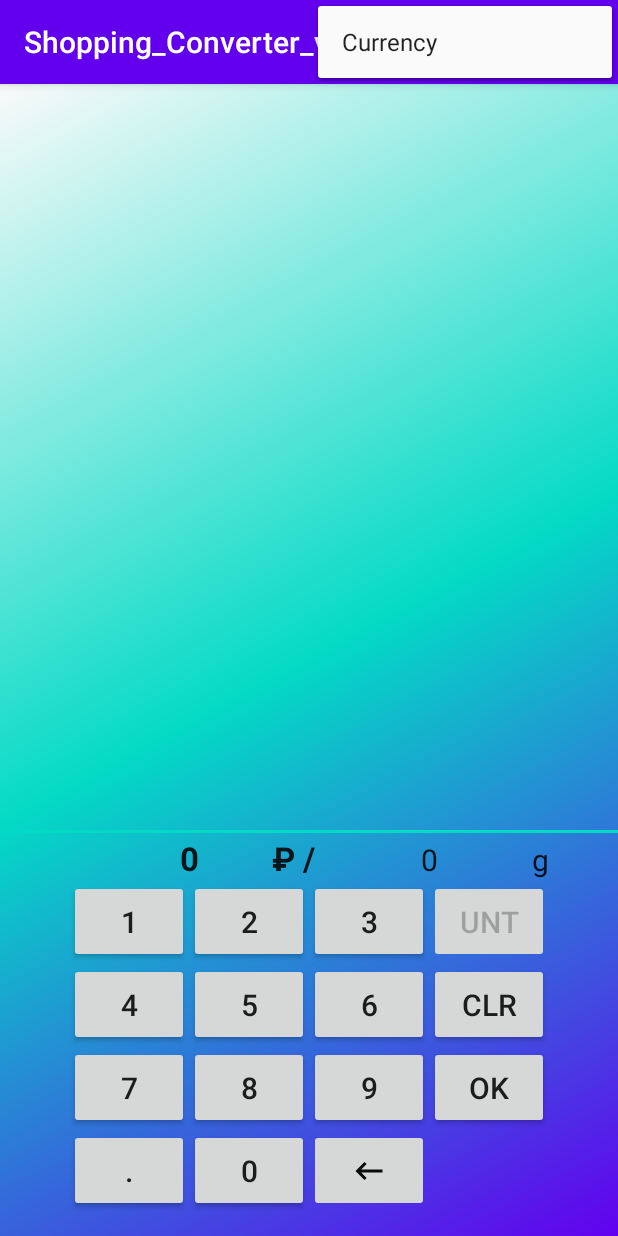
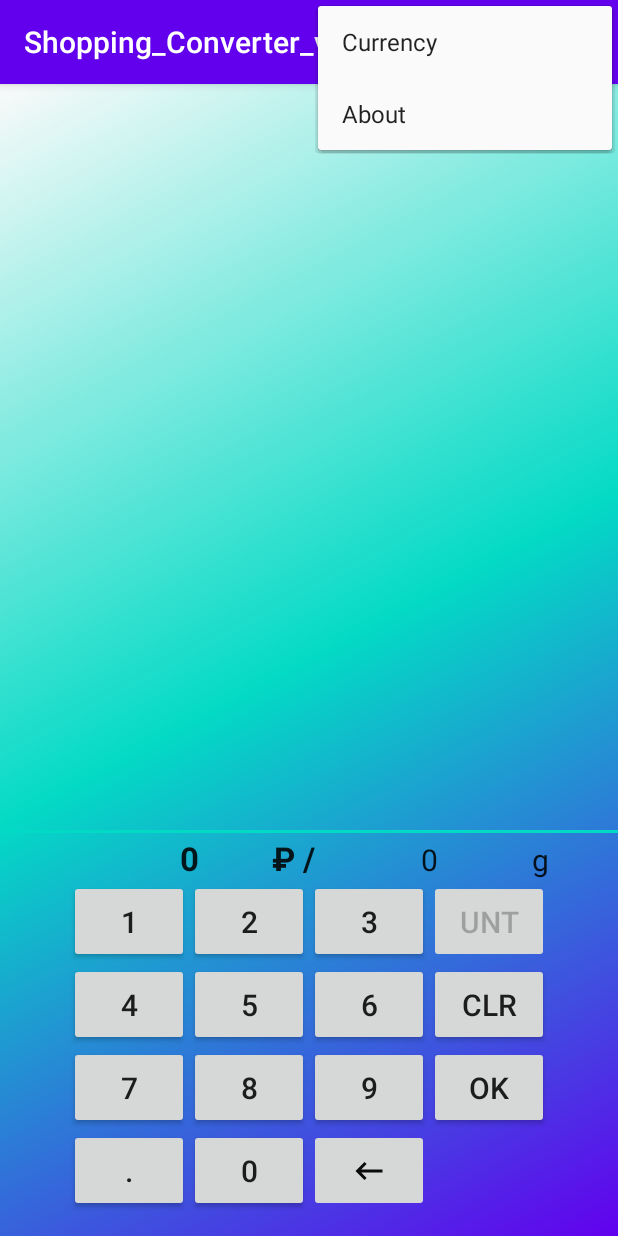
Before and after one commit to quant323/shopping_helper, an Android app: the screen it shows after launch (MainActivity), with the options menu open, on a phone screen of 412 x 824 dp. Run offline under Robolectric (Android 15) with nearby library versions, the phone set to English and light mode, and no system bars.

Commit message:
A bit of clean up. Finished

```diff
--- a/app/src/main/res/layout/product_item.xml
+++ b/app/src/main/res/layout/product_item.xml
@@ -119,7 +119,6 @@
             android:layout_width="47dp"
             android:layout_height="41dp"
             android:layout_marginBottom="4dp"
-
             app:layout_constraintBottom_toBottomOf="@+id/item_price_per_one_tenth"
             app:layout_constraintEnd_toEndOf="@+id/item_number"
             app:layout_constraintStart_toStartOf="@+id/item_number"
--- a/app/src/main/res/menu/main_menu.xml
+++ b/app/src/main/res/menu/main_menu.xml
@@ -8,4 +8,12 @@
         android:orderInCategory="100"
         app:showAsAction="never"
         />
+
+    <item
+        android:id="@+id/action_about"
+        android:title="@string/action_about"
+        android:orderInCategory="200"
+        app:showAsAction="never"
+        />
+
 </menu>
--- a/app/src/main/res/values/strings.xml
+++ b/app/src/main/res/values/strings.xml
@@ -17,12 +17,15 @@
     <string name="toast_no_products_quantity">Insert quantity of product!</string>
 
     <string name="action_currency">Currency</string>
+    <string name="action_about">About</string>
 
-    <string name="d_ruble_txt">Ruble (₽)</string>
-    <string name="d_dollar_txt">Euro (€)</string>
-    <string name="d_euro_txt">Euro (€)</string>
+    <string name="d_ruble_txt">RUB (₽)</string>
+    <string name="d_dollar_txt">USD ($)</string>
+    <string name="d_euro_txt">EUR (€)</string>
     <string name="d_currency_title">Currency</string>
     <string name="d_ok_button">OK</string>
     <string name="d_cancel_button">Cancel</string>
+    <string name="d_about_title">About</string>
+    <string name="d_about_message">Shopping Helper v0.1</string>
 
 </resources>
```
Also changed, not shown: app/src/main/java/com/stanislav_xyz/shopping_converter_v1/ui/MainActivity.kt (+22 -9 lines), app/src/main/java/com/stanislav_xyz/shopping_converter_v1/ui/MainViewModel.kt (+8 -43 lines), app/src/main/java/com/stanislav_xyz/shopping_converter_v1/utils/funs.kt (+26 -0 lines).
